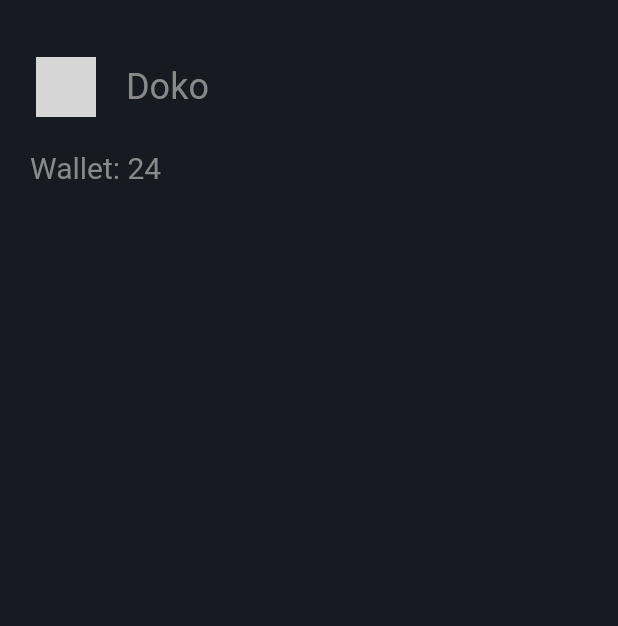
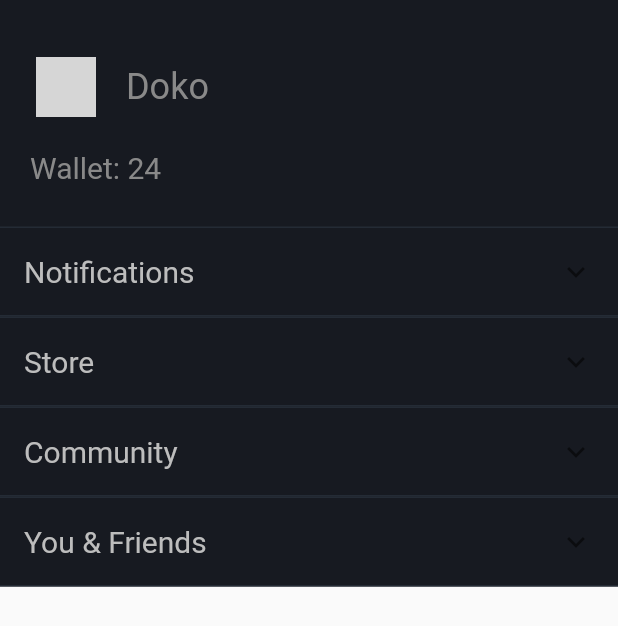
Before and after one commit to Doko-Demo-Doa/steamclient-flutter, a Flutter app: the CustomDrawer widget shown alone on an empty page, opened directly, on a phone screen of 412 x 824 dp. Shown: the top 626 px of the screen. Run offline on Flutter 3.47's test engine with Material 2 defaults, Android fonts, the light colour scheme and no system bars; our stand-ins replace dio, font_awesome_flutter; network calls fail; grey boxes are pictures that could not be loaded.

Commit message:
Added new drawer item component

```diff
--- a/lib/utils/utils_colors.dart
+++ b/lib/utils/utils_colors.dart
@@ -0,0 +1,5 @@
+import 'package:steamclient/views/widgets/hex_color.dart';
+
+class CommonColors {
+  static var COLOR_SECONDARY_TEXT = HexColor('#BDBDBD');
+}
--- a/lib/views/screens/profile.dart
+++ b/lib/views/screens/profile.dart
@@ -1,5 +1,5 @@
 import 'package:flutter/material.dart';
-import 'package:steamclient/views/widgets/custom_drawer.dart';
+import 'package:steamclient/views/widgets/drawer/custom_drawer.dart';
 import 'package:steamclient/views/widgets/hex_color.dart';
 import '../widgets/profile/profile_main.dart';
 import '../widgets/profile/comment_section.dart';
--- a/lib/views/widgets/custom_drawer.dart
+++ /dev/null
@@ -1,39 +0,0 @@
-import 'package:flutter/material.dart';
-import 'package:steamclient/views/widgets/hex_color.dart';
-
-class CustomDrawer extends StatelessWidget {
-  const CustomDrawer({Key key}) : super(key: key);
-  static String AVATAR_LINK =
-      "https://steamcdn-a.akamaihd.net/steamcommunity/public/images/avatars/f6/f6efaf9edc241ab175714964792226cb217b5126_full.jpg";
-
-  @override
-  Widget build(BuildContext context) {
-    return new Container(
-      decoration: BoxDecoration(color: HexColor('171A21')),
-      child: Column(
-        crossAxisAlignment: CrossAxisAlignment.start,
-        children: <Widget>[
-          // Avatar and user nickname
-          new Padding(
-            padding: const EdgeInsets.only(top: 38, left: 24),
-            child: new Row(
-              children: <Widget>[
-                ClipRRect(
-                    borderRadius: BorderRadius.circular(4),
-                    child: Image.network(AVATAR_LINK, width: 40, height: 40)),
-                Padding(padding: const EdgeInsets.only(left: 20)),
-                Text('Doko',
-                    style:
-                        TextStyle(color: HexColor('#898989'), fontSize: 24))
-              ],
-            )
-          ),
-          new Padding(
-            padding: const EdgeInsets.only(left: 20, top: 22),
-            child: new Text('Wallet: 24', style: TextStyle(fontSize: 20, color: HexColor('#898989')))
-          )
-        ],
-      ),
-    );
-  }
-}
--- /dev/null
+++ b/lib/views/widgets/drawer/custom_drawer.dart
@@ -0,0 +1,73 @@
+import 'package:flutter/material.dart';
+import 'package:steamclient/utils/utils_colors.dart';
+import 'package:steamclient/views/widgets/drawer/drawer_expansion_widget.dart';
+import 'package:steamclient/views/widgets/hex_color.dart';
+
+class CustomDrawer extends StatelessWidget {
+  CustomDrawer({Key key}) : super(key: key);
+  static String AVATAR_LINK =
+      "https://steamcdn-a.akamaihd.net/steamcommunity/public/images/avatars/f6/f6efaf9edc241ab175714964792226cb217b5126_full.jpg";
+
+  final List<DrawerExpansionWidget> drawerItems = [
+    new DrawerExpansionWidget('Notifications', [
+      'New Comments',
+      'New Iiems',
+      'New invites',
+      'New gifts',
+      'New messages'
+    ]),
+    new DrawerExpansionWidget('Store',
+        ['Featured', 'Explore', 'Curators', 'Wishlist', 'News', 'Stats']),
+    new DrawerExpansionWidget('Community',
+        ['Home', 'Discussions', 'Workshop', 'Chat', 'Market', 'Broadcasts']),
+    new DrawerExpansionWidget('You & Friends', [
+      'Activity',
+      'Games',
+      'Profile',
+      'Friends',
+      'Groups',
+      'Content',
+      'Badges',
+      'Inventory',
+      'Reviews'
+    ]),
+    // new DrawerExpansionItem('Support', [])
+  ];
+
+  @override
+  Widget build(BuildContext context) {
+    return Container(
+      decoration: BoxDecoration(color: HexColor('171A21')),
+      child: new SingleChildScrollView(
+        scrollDirection: Axis.vertical,
+        child: Column(
+          crossAxisAlignment: CrossAxisAlignment.start,
+          children: <Widget>[
+            // Avatar and user nickname
+            new Padding(
+                padding: const EdgeInsets.only(top: 38, left: 24),
+                child: new Row(
+                  children: <Widget>[
+                    ClipRRect(
+                        borderRadius: BorderRadius.circular(4),
+                        child:
+                            Image.network(AVATAR_LINK, width: 40, height: 40)),
+                    Padding(padding: const EdgeInsets.only(left: 20)),
+                    Text('Doko',
+                        style:
+                            TextStyle(color: HexColor('#898989'), fontSize: 24))
+                  ],
+                )),
+            new Padding(
+                padding: const EdgeInsets.only(left: 20, top: 22),
+                child: new Text('Wallet: 24',
+                    style:
+                        TextStyle(fontSize: 20, color: HexColor('#898989')))),
+            new Padding(padding: const EdgeInsets.all(14)),
+            new Column(children: drawerItems),
+          ],
+        ),
+      ),
+    );
+  }
+}
--- /dev/null
+++ b/lib/views/widgets/drawer/drawer_expansion_widget.dart
@@ -0,0 +1,53 @@
+import 'package:flutter/material.dart';
+import 'package:steamclient/utils/utils_colors.dart';
+import 'package:steamclient/views/widgets/hex_color.dart';
+
+class DrawerExpansionWidgetState extends State<DrawerExpansionWidget> {
+  String _name = '';
+  List<String> _subItems = [];
+
+  DrawerExpansionWidgetState(this._name, this._subItems);
+
+  @override
+  Widget build(BuildContext context) {
+    List<Widget> subItemsWidgets =
+      _subItems.map((item) => new GestureDetector(
+        onTap: () => {
+          print('Go')
+        },
+        child: new Container(
+          alignment: Alignment.centerLeft,
+          padding: const EdgeInsets.symmetric(vertical: 10, horizontal: 38),
+          child: Text(item, style: TextStyle(color: CommonColors.COLOR_SECONDARY_TEXT)),
+        ),
+      )).toList();
+
+    return new Container(
+      decoration: BoxDecoration(
+          border: Border(
+        top: BorderSide(color: HexColor('#242B35')),
+        bottom: BorderSide(color: HexColor('#242B35')),
+      )),
+      child: ExpansionTile(
+        backgroundColor: HexColor('#192533'),
+        title: Text(_name,
+            style: TextStyle(
+                color: CommonColors.COLOR_SECONDARY_TEXT, fontSize: 20)),
+        children: subItemsWidgets,
+      ),
+    );
+  }
+}
+
+class DrawerExpansionWidget extends StatefulWidget {
+  String _name = '';
+  List<String> _subItems = [];
+
+  DrawerExpansionWidget(this._name, this._subItems, {Key key})
+      : super(key: key);
+
+  @override
+  DrawerExpansionWidgetState createState() {
+    return DrawerExpansionWidgetState(_name, _subItems);
+  }
+}
```
